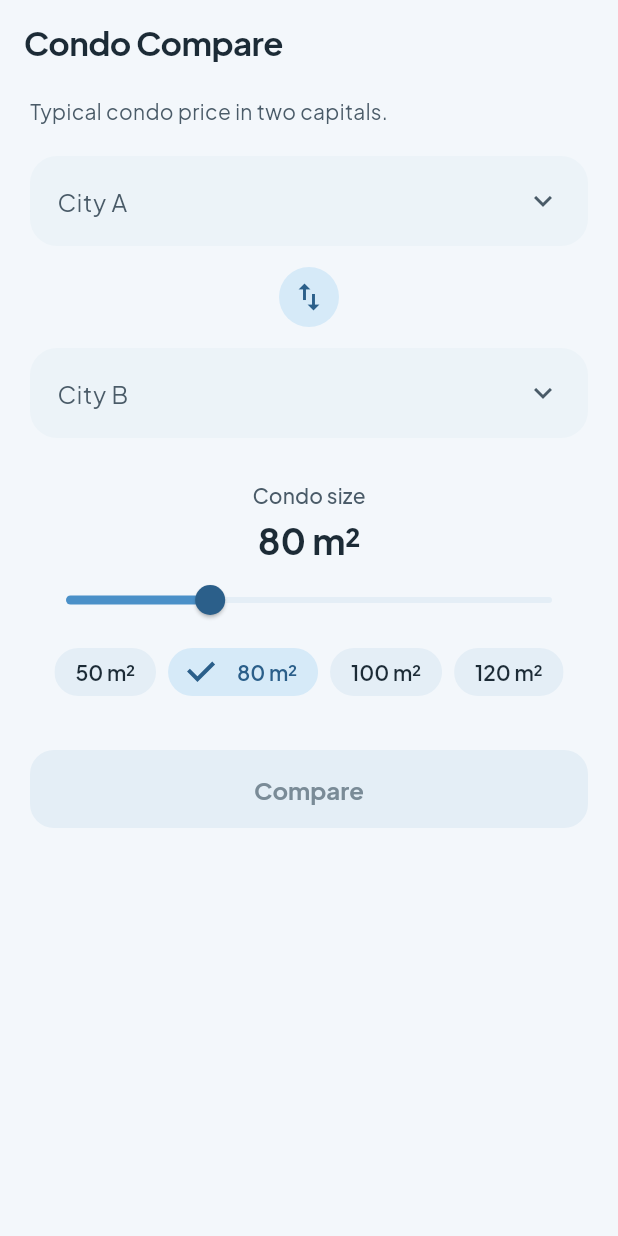
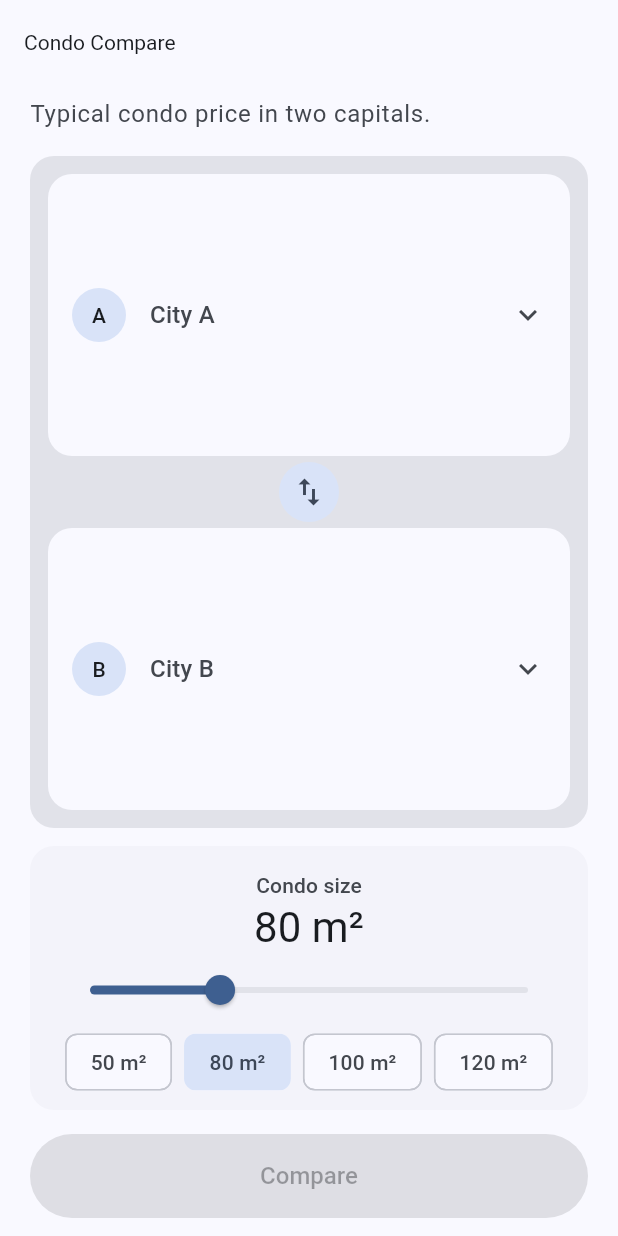
Before and after one commit to Samrwitt/condo_price, a Flutter app: the screen it shows after launch, on a phone screen of 412 x 824 dp. Run offline on Flutter 3.47's test engine with Material 3 defaults, Android fonts, the phone set to English and light mode, and no system bars; our stand-ins replace google_fonts.

Commit message:
font chnaged to roboto, color to blue, material 3 included,

```diff
--- /dev/null
+++ b/app/lib/layout.dart
@@ -0,0 +1,42 @@
+import 'package:flutter/material.dart';
+
+class PageInset {
+  static EdgeInsets of(BuildContext context) {
+    final size = MediaQuery.sizeOf(context);
+    final horizontal = size.width < 360 ? 16.0 : 20.0;
+    return EdgeInsets.fromLTRB(horizontal, 8, horizontal, 12);
+  }
+
+  static double maxContentWidth(BuildContext context) {
+    final width = MediaQuery.sizeOf(context).width;
+    return width < 600 ? width : 600;
+  }
+}
+
+class PhoneShell extends StatelessWidget {
+  const PhoneShell({super.key, required this.child});
+
+  final Widget child;
+
+  @override
+  Widget build(BuildContext context) {
+    return LayoutBuilder(
+      builder: (context, constraints) {
+        final width = constraints.maxWidth < 600
+            ? constraints.maxWidth
+            : PageInset.maxContentWidth(context);
+        return ColoredBox(
+          color: Theme.of(context).colorScheme.surface,
+          child: Align(
+            alignment: Alignment.topCenter,
+            child: SizedBox(
+              width: width,
+              height: constraints.maxHeight,
+              child: child,
+            ),
+          ),
+        );
+      },
+    );
+  }
+}
--- a/app/lib/main.dart
+++ b/app/lib/main.dart
@@ -1,6 +1,7 @@
 import 'package:flutter/material.dart';
 
 import 'data/capitals_repository.dart';
+import 'layout.dart';
 import 'models/capital.dart';
 import 'screens/home_screen.dart';
 import 'theme.dart';
@@ -24,18 +25,7 @@ class CondoCompareApp extends StatelessWidget {
       debugShowCheckedModeBanner: false,
       theme: buildAppTheme(),
       builder: (context, child) {
-        final content = child ?? const SizedBox.shrink();
-        return LayoutBuilder(
-          builder: (context, constraints) {
-            if (constraints.maxWidth <= 480) return content;
-            return ColoredBox(
-              color: Theme.of(context).colorScheme.surfaceContainerLowest,
-              child: Center(
-                child: SizedBox(width: 480, height: constraints.maxHeight, child: content),
-              ),
-            );
-          },
-        );
+        return PhoneShell(child: child ?? const SizedBox.shrink());
       },
       home: CatalogGate(repository: repository),
     );
--- a/app/lib/screens/home_screen.dart
+++ b/app/lib/screens/home_screen.dart
@@ -1,5 +1,6 @@
 import 'package:flutter/material.dart';
 
+import '../layout.dart';
 import '../models/capital.dart';
 import '../widgets/size_control.dart';
 import 'city_picker_screen.dart';
@@ -75,54 +76,76 @@ class _HomeScreenState extends State<HomeScreen> {
     final colors = Theme.of(context).colorScheme;
     return Scaffold(
       appBar: AppBar(title: const Text('Condo Compare')),
-      body: ListView(
-        padding: const EdgeInsets.fromLTRB(20, 8, 20, 32),
+      body: SafeArea(
+        child: Padding(
+          padding: PageInset.of(context),
+          child: Column(
+            crossAxisAlignment: CrossAxisAlignment.stretch,
             children: [
               Text(
                 'Typical condo price in two capitals.',
-            style: Theme.of(context).textTheme.bodyMedium?.copyWith(
+                style: Theme.of(context).textTheme.bodyLarge?.copyWith(
                   color: colors.onSurfaceVariant,
                 ),
               ),
-          const SizedBox(height: 20),
-          _CityField(
+              const SizedBox(height: 16),
+              Expanded(
+                flex: 5,
+                child: Card.filled(
+                  color: colors.surfaceContainerHighest,
+                  child: Padding(
+                    padding: const EdgeInsets.all(12),
+                    child: Column(
+                      children: [
+                        Expanded(
+                          child: _CityField(
                             fieldKey: const ValueKey('city-a'),
+                            badge: 'A',
                             city: _cityA,
                             placeholder: 'City A',
                             onTap: () => _pickCity(isA: true),
                           ),
-          const SizedBox(height: 10),
-          Center(
-            child: IconButton.filledTonal(
+                        ),
+                        IconButton.filledTonal(
                           onPressed: _swap,
                           tooltip: 'Swap cities',
-              style: IconButton.styleFrom(
-                backgroundColor: colors.primaryContainer,
-                foregroundColor: colors.onPrimaryContainer,
-              ),
                           icon: const Icon(Icons.swap_vert),
                         ),
-          ),
-          const SizedBox(height: 10),
-          _CityField(
+                        Expanded(
+                          child: _CityField(
                             fieldKey: const ValueKey('city-b'),
+                            badge: 'B',
                             city: _cityB,
                             placeholder: 'City B',
                             onTap: () => _pickCity(isA: false),
                           ),
-          const SizedBox(height: 28),
-          SizeControl(
+                        ),
+                      ],
+                    ),
+                  ),
+                ),
+              ),
+              const SizedBox(height: 12),
+              Card.filled(
+                color: colors.surfaceContainerLow,
+                child: Padding(
+                  padding: const EdgeInsets.fromLTRB(16, 16, 16, 8),
+                  child: SizeControl(
                     sizeM2: _sizeM2,
                     defaultSize: widget.catalog.standardM2.round(),
                     onChanged: (value) => setState(() => _sizeM2 = value),
                   ),
-          const SizedBox(height: 28),
+                ),
+              ),
+              const SizedBox(height: 16),
               FilledButton(
                 onPressed: _canCompare ? _compare : null,
                 child: const Text('Compare'),
               ),
-          if (_cityA != null && _cityB != null && _cityA!.id == _cityB!.id) ...[
-            const SizedBox(height: 12),
+              if (_cityA != null &&
+                  _cityB != null &&
+                  _cityA!.id == _cityB!.id) ...[
+                const SizedBox(height: 8),
                 Text(
                   'Pick two different cities',
                   textAlign: TextAlign.center,
@@ -133,6 +156,8 @@ class _HomeScreenState extends State<HomeScreen> {
               ],
             ],
           ),
+        ),
+      ),
     );
   }
 }
@@ -140,12 +165,14 @@ class _HomeScreenState extends State<HomeScreen> {
 class _CityField extends StatelessWidget {
   const _CityField({
     required this.fieldKey,
+    required this.badge,
     required this.city,
     required this.placeholder,
     required this.onTap,
   });
 
   final Key fieldKey;
+  final String badge;
   final Capital? city;
   final String placeholder;
   final VoidCallback onTap;
@@ -154,36 +181,45 @@ class _CityField extends StatelessWidget {
   Widget build(BuildContext context) {
     final colors = Theme.of(context).colorScheme;
     return Material(
-      color: colors.surfaceContainerLow,
-      borderRadius: BorderRadius.circular(18),
+      color: colors.surface,
+      borderRadius: BorderRadius.circular(16),
       child: InkWell(
         key: fieldKey,
         onTap: onTap,
-        borderRadius: BorderRadius.circular(18),
+        borderRadius: BorderRadius.circular(16),
         child: Padding(
-          padding: const EdgeInsets.symmetric(horizontal: 18, vertical: 18),
+          padding: const EdgeInsets.symmetric(horizontal: 16),
           child: Row(
             children: [
+              CircleAvatar(
+                radius: 18,
+                backgroundColor: colors.secondaryContainer,
+                foregroundColor: colors.onSecondaryContainer,
+                child: Text(
+                  badge,
+                  style: Theme.of(context).textTheme.titleSmall,
+                ),
+              ),
+              const SizedBox(width: 16),
               Expanded(
                 child: city == null
                     ? Text(
                         placeholder,
-                        style: Theme.of(context).textTheme.bodyLarge?.copyWith(
+                        style: Theme.of(context).textTheme.titleMedium?.copyWith(
                           color: colors.onSurfaceVariant,
                         ),
                       )
                     : Column(
+                        mainAxisAlignment: MainAxisAlignment.center,
                         crossAxisAlignment: CrossAxisAlignment.start,
                         children: [
                           Text(
                             city!.city,
-                            style: Theme.of(context).textTheme.titleMedium
-                                ?.copyWith(fontWeight: FontWeight.w700),
+                            style: Theme.of(context).textTheme.titleMedium,
                           ),
-                          const SizedBox(height: 2),
                           Text(
                             city!.country,
-                            style: Theme.of(context).textTheme.bodySmall
+                            style: Theme.of(context).textTheme.bodyMedium
                                 ?.copyWith(color: colors.onSurfaceVariant),
                           ),
                         ],
--- a/app/lib/theme.dart
+++ b/app/lib/theme.dart
@@ -1,105 +1,50 @@
 import 'package:flutter/material.dart';
 import 'package:google_fonts/google_fonts.dart';
 
-const sky = Color(0xFF4A90C8);
-const skyDeep = Color(0xFF2B5F8A);
-const skySoft = Color(0xFFD6EAF8);
-const mist = Color(0xFFF3F7FB);
-const cloud = Color(0xFFE4EEF6);
-const ink = Color(0xFF1C2B36);
-
 ThemeData buildAppTheme() {
-  final scheme = ColorScheme(
+  final scheme = ColorScheme.fromSeed(
+    seedColor: const Color(0xFF5B9CF6),
     brightness: Brightness.light,
-    primary: sky,
-    onPrimary: Colors.white,
-    primaryContainer: skySoft,
-    onPrimaryContainer: skyDeep,
-    secondary: skyDeep,
-    onSecondary: Colors.white,
-    secondaryContainer: const Color(0xFFC5DDF0),
-    onSecondaryContainer: skyDeep,
-    tertiary: skyDeep,
-    onTertiary: Colors.white,
-    error: const Color(0xFFB3261E),
-    onError: Colors.white,
-    surface: mist,
-    onSurface: ink,
-    onSurfaceVariant: const Color(0xFF4A5B68),
-    surfaceContainerLowest: const Color(0xFFF8FBFD),
-    surfaceContainerLow: const Color(0xFFECF3F8),
-    surfaceContainer: cloud,
-    surfaceContainerHigh: const Color(0xFFD7E4EE),
-    surfaceContainerHighest: cloud,
-    outline: const Color(0xFFB7C7D3),
-    outlineVariant: const Color(0xFFD3DEE6),
   );
-
-  final textTheme = GoogleFonts.plusJakartaSansTextTheme().apply(
-    bodyColor: ink,
-    displayColor: ink,
+  final textTheme = GoogleFonts.robotoTextTheme().apply(
+    bodyColor: scheme.onSurface,
+    displayColor: scheme.onSurface,
   );
 
   return ThemeData(
+    useMaterial3: true,
     colorScheme: scheme,
-    useMaterial3: true,
-    scaffoldBackgroundColor: mist,
     textTheme: textTheme,
-    fontFamily: GoogleFonts.plusJakartaSans().fontFamily,
+    fontFamily: GoogleFonts.roboto().fontFamily,
+    scaffoldBackgroundColor: scheme.surface,
+    visualDensity: VisualDensity.standard,
+    materialTapTargetSize: MaterialTapTargetSize.padded,
     appBarTheme: AppBarTheme(
-      backgroundColor: mist,
-      foregroundColor: ink,
+      backgroundColor: scheme.surface,
+      foregroundColor: scheme.onSurface,
       elevation: 0,
       scrolledUnderElevation: 0,
       centerTitle: false,
-      titleTextStyle: GoogleFonts.plusJakartaSans(
-        color: ink,
-        fontSize: 22,
-        fontWeight: FontWeight.w700,
-        letterSpacing: -0.4,
+      titleTextStyle: textTheme.headlineSmall?.copyWith(
+        fontWeight: FontWeight.w400,
       ),
     ),
     cardTheme: CardThemeData(
-      color: scheme.surfaceContainerLow,
       elevation: 0,
       margin: EdgeInsets.zero,
-      shape: RoundedRectangleBorder(borderRadius: BorderRadius.circular(18)),
+      color: scheme.surfaceContainerLow,
+      shape: RoundedRectangleBorder(borderRadius: BorderRadius.circular(16)),
     ),
     filledButtonTheme: FilledButtonThemeData(
       style: FilledButton.styleFrom(
-        backgroundColor: sky,
-        foregroundColor: Colors.white,
-        disabledBackgroundColor: cloud,
-        disabledForegroundColor: const Color(0xFF7A8B97),
-        elevation: 0,
-        minimumSize: const Size.fromHeight(52),
-        shape: RoundedRectangleBorder(borderRadius: BorderRadius.circular(16)),
-        textStyle: GoogleFonts.plusJakartaSans(
+        minimumSize: const Size.fromHeight(56),
+        shape: RoundedRectangleBorder(borderRadius: BorderRadius.circular(28)),
+        textStyle: textTheme.labelLarge?.copyWith(
+          fontWeight: FontWeight.w500,
           fontSize: 16,
-          fontWeight: FontWeight.w700,
         ),
       ),
     ),
-    sliderTheme: SliderThemeData(
-      activeTrackColor: sky,
-      inactiveTrackColor: cloud,
-      thumbColor: skyDeep,
-      overlayColor: sky.withValues(alpha: 0.12),
-      trackHeight: 4,
-    ),
-    chipTheme: ChipThemeData(
-      selectedColor: skySoft,
-      backgroundColor: cloud,
-      disabledColor: cloud,
-      labelStyle: GoogleFonts.plusJakartaSans(
-        color: ink,
-        fontWeight: FontWeight.w600,
-      ),
-      secondaryLabelStyle: GoogleFonts.plusJakartaSans(color: skyDeep),
-      side: BorderSide.none,
-      shape: RoundedRectangleBorder(borderRadius: BorderRadius.circular(20)),
-      padding: const EdgeInsets.symmetric(horizontal: 6),
-    ),
-    dividerColor: scheme.outlineVariant,
+    sliderTheme: const SliderThemeData(trackHeight: 4),
   );
 }
--- a/app/lib/widgets/size_control.dart
+++ b/app/lib/widgets/size_control.dart
@@ -31,22 +31,19 @@ class SizeControl extends StatelessWidget {
             color: colors.onSurfaceVariant,
           ),
         ),
-        const SizedBox(height: 4),
         Row(
           mainAxisAlignment: MainAxisAlignment.center,
           children: [
             Text(
               formatM2(sizeM2),
-              style: Theme.of(context).textTheme.headlineSmall?.copyWith(
-                fontWeight: FontWeight.w700,
-              ),
+              style: Theme.of(context).textTheme.headlineMedium,
             ),
             if (sizeM2 != defaultSize)
               IconButton(
                 key: const ValueKey('size-reset'),
                 tooltip: formatM2(defaultSize),
                 onPressed: () => onChanged(defaultSize),
-                icon: Icon(Icons.restart_alt, color: colors.primary),
+                icon: const Icon(Icons.restart_alt),
               ),
           ],
         ),
@@ -64,10 +61,11 @@ class SizeControl extends StatelessWidget {
           alignment: WrapAlignment.center,
           children: [
             for (final preset in presets)
-              ChoiceChip(
+              FilterChip(
                 key: ValueKey('size-preset-$preset'),
                 label: Text(formatM2(preset)),
                 selected: sizeM2 == preset,
+                showCheckmark: false,
                 onSelected: (_) => onChanged(preset),
               ),
           ],
```
Also changed, not shown: app/lib/screens/city_picker_screen.dart (+16 -24 lines), app/lib/screens/result_screen.dart (+45 -41 lines), 1 other file. Lines whose indentation alone changed are shown as unchanged.
